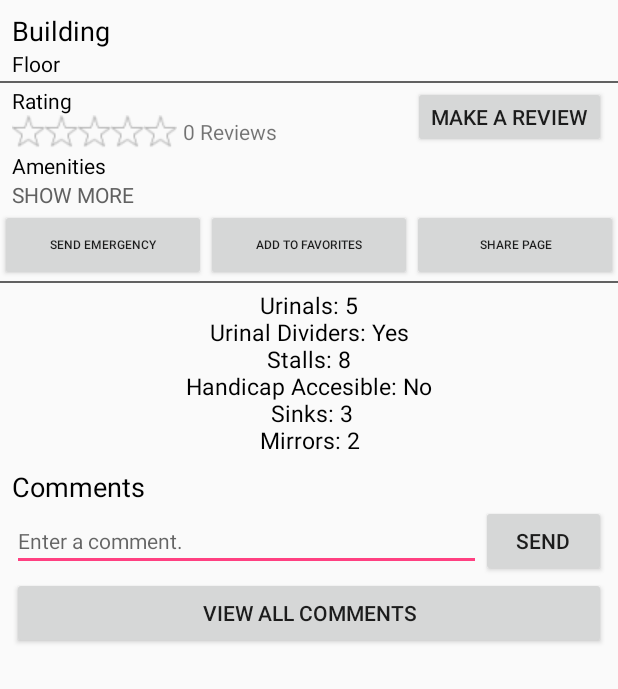
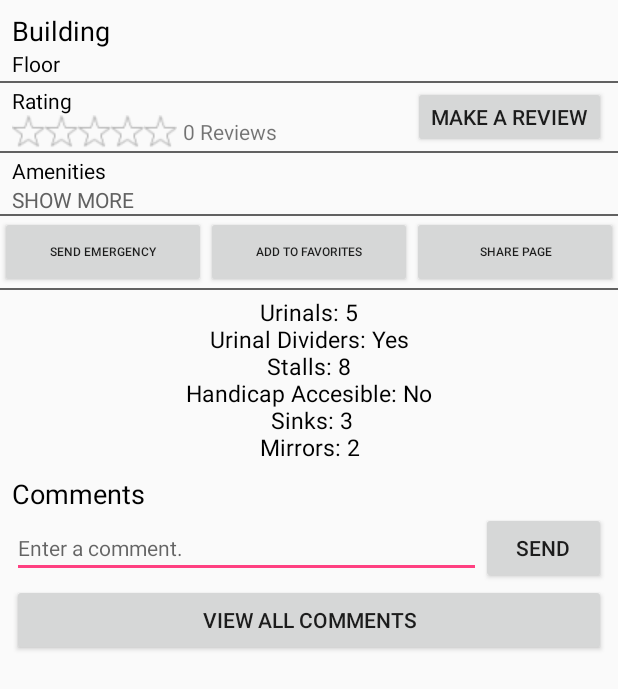
Before and after one commit to brianc725/Bruinstrooms, an Android app: the layout activity_restroom.xml on its own in the app's theme, with its tools: preview values and no code run, on a phone screen of 412 x 824 dp. Shown: the top 689 px of the screen. Run offline under Robolectric (Android 15) with nearby library versions, the phone set to English and light mode, and no system bars.

Commit message:
Added horizontal rule lines for separation

```diff
--- a/app/src/main/res/layout/activity_restroom.xml
+++ b/app/src/main/res/layout/activity_restroom.xml
@@ -123,19 +123,27 @@
 
     </LinearLayout> <!-- end of full rating bar linear layout -->
 
+    <!-- Blank line across for separation-->
+    <View
+        android:layout_width="match_parent"
+        android:layout_height="1dp"
+        android:background="@color/darkerGray">
+    </View>
+
     <LinearLayout
         android:id="@+id/featuresContainer"
         android:layout_width="match_parent"
         android:layout_height="wrap_content"
         android:layout_marginLeft="8dp"
         android:layout_marginRight="8dp"
+        android:layout_marginTop="2dp"
         android:orientation="vertical"
         android:clickable="true"
         >
 
         <TextView
             android:id="@+id/featuresCollapse"
-            android:text="Amenities\nSHOW MORE"
+            android:text="Amenities"
             android:maxLines="1"
             android:textColor="@android:color/black"
             android:layout_width="match_parent"
@@ -147,6 +155,13 @@
             android:layout_width="wrap_content"
             android:layout_height="wrap_content"/>
     </LinearLayout>
+
+    <!-- Blank line across for separation-->
+    <View
+        android:layout_width="match_parent"
+        android:layout_height="1dp"
+        android:background="@color/darkerGray">
+    </View>
 
     <LinearLayout
         android:layout_width="match_parent"
```
